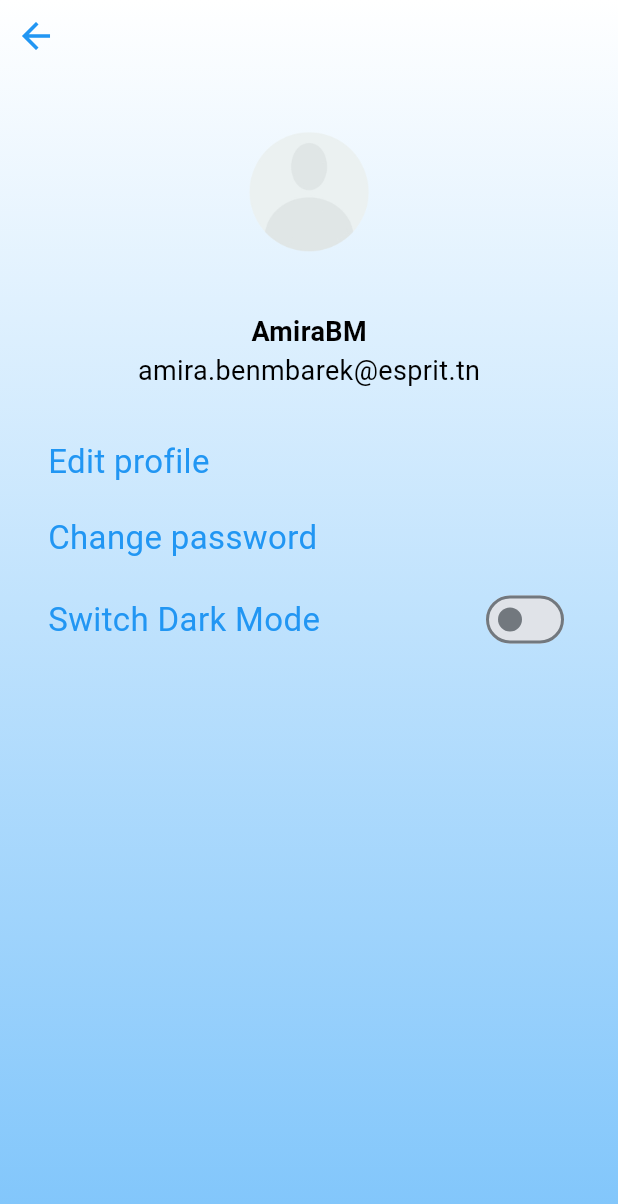
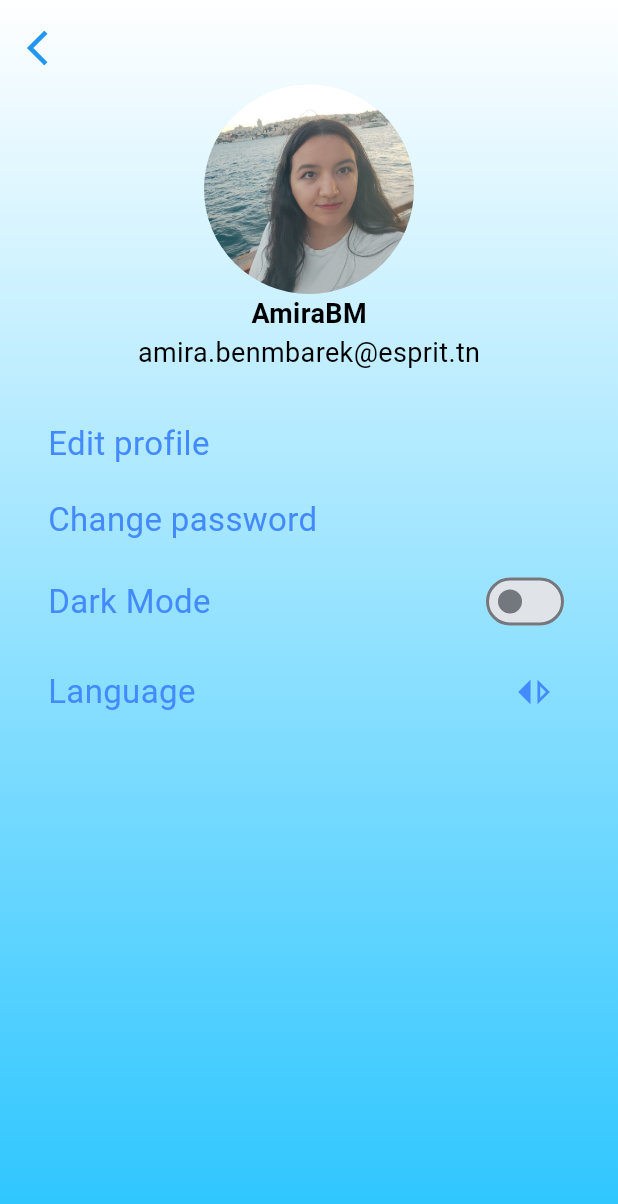
Before and after one commit to Aqua-Guard/Flutter, a Flutter app: the ProfileScreen screen opened directly, on a phone screen of 412 x 824 dp. Shown: the top 1204 px of the screen. Run offline on Flutter 3.47's test engine with Material 3 defaults, Android fonts, the phone set to English and light mode, and no system bars; our stand-ins replace fl_chart, get_storage, shared_preferences; accounts and stored records are empty.

Commit message:
improved ui

```diff
--- a/lib/Screens/homeScreen.dart
+++ b/lib/Screens/homeScreen.dart
@@ -37,7 +37,6 @@ class _HomeScreenState extends State<HomeScreen> {
                   ),
                 ),
               ),
-              Text("Home Screen"),
               ]),
       drawer:  MyDrawer(
         selectedIndex: _selectedIndex,
--- a/lib/Screens/profileScreen.dart
+++ b/lib/Screens/profileScreen.dart
@@ -1,16 +1,23 @@
-import 'package:aquaguard/Screens/homeScreen.dart';
 import 'package:flutter/cupertino.dart';
 import 'package:flutter/material.dart';
+import 'package:get_storage/get_storage.dart';
+import 'package:shared_preferences/shared_preferences.dart';
 
 class ProfileScreen extends StatefulWidget {
+
   const ProfileScreen({Key? key}) : super(key: key);
 
   @override
   State<ProfileScreen> createState() => _ProfileScreenState();
 }
 
+
 class _ProfileScreenState extends State<ProfileScreen> {
   bool isDarkMode = false;
+  //final SharedPreferences prefs = await SharedPreferences.getInstance();
+  static final storage = GetStorage();
+
+  // await prefs.setInt('counter', 10);
 
   @override
   Widget build(BuildContext context) {
@@ -18,9 +25,10 @@ class _ProfileScreenState extends State<ProfileScreen> {
       body: Container(
         decoration: BoxDecoration(
           gradient: LinearGradient(
+
             colors: isDarkMode
-                ? [Colors.grey.shade900, const Color.fromRGBO(127, 197, 251, 100)]
-                : [Colors.white, const Color.fromRGBO(127, 197, 251, 100)],
+                ? [Colors.grey.shade900, const Color.fromRGBO(2, 114, 255, 100)]
+                : [Colors.white, const Color.fromRGBO(42, 197, 255, 100)],
             begin: Alignment.topCenter,
             end: Alignment.bottomCenter,
           ),
@@ -28,11 +36,14 @@ class _ProfileScreenState extends State<ProfileScreen> {
         child: Column(
           crossAxisAlignment: CrossAxisAlignment.start,
           children: [
-            IconButton(
-              icon: const Icon(Icons.arrow_back_outlined, size: 28,color: Colors.blue),
-              onPressed: () {
-                Navigator.of(context).pop();
-              },
+            Padding(
+              padding: const EdgeInsets.only(top:8, left:8),
+              child: IconButton(
+                icon: const Icon(Icons.arrow_back_ios, size: 28,color: Colors.blue),
+                onPressed: () {
+                  Navigator.of(context).pop();
+                },
+              ),
             ),
             Expanded(
               child: ListView(
@@ -40,14 +51,9 @@ class _ProfileScreenState extends State<ProfileScreen> {
                   Center(
                     child: Column(
                       children: [
-                        CircleAvatar(
-                          backgroundColor: Colors.transparent,
-                          radius: 80,
-                          child: Container(
-                            width: MediaQuery.of(context).size.width * .3,
-                            height: MediaQuery.of(context).size.height * .3,
-                            child: Image.asset("assets/profile_pic.png"),
-                          ),
+                        const CircleAvatar(
+                          radius: 70,
+                          backgroundImage: AssetImage("assets/images/amira.jpg"),
                         ),
                         Text(
                           "AmiraBM",
@@ -75,7 +81,7 @@ class _ProfileScreenState extends State<ProfileScreen> {
                         Text(
                           'Edit profile',
                           style: TextStyle(
-                            color: isDarkMode ? Colors.lightBlueAccent : Colors.blue,
+                            color: isDarkMode ? Colors.lightBlueAccent : Colors.blueAccent,
                             fontSize: 22,
                           ),
                         ),
@@ -85,7 +91,7 @@ class _ProfileScreenState extends State<ProfileScreen> {
                         Text(
                           'Change password',
                           style: TextStyle(
-                            color: isDarkMode ? Colors.lightBlueAccent : Colors.blue,
+                            color: isDarkMode ? Colors.lightBlueAccent : Colors.blueAccent,
                             fontSize: 22,
                           ),
                         ),
@@ -95,9 +101,9 @@ class _ProfileScreenState extends State<ProfileScreen> {
                         Row(
                           children: [
                             Text(
-                              'Switch Dark Mode',
+                              'Dark Mode',
                               style: TextStyle(
-                                color: isDarkMode ? Colors.lightBlueAccent : Colors.blue,
+                                color: isDarkMode ? Colors.lightBlueAccent : Colors.blueAccent,
                                 fontSize: 22,
                               ),
                             ),
@@ -106,12 +112,40 @@ class _ProfileScreenState extends State<ProfileScreen> {
                               value: isDarkMode,
                               onChanged: (value) {
                                 setState(() {
+                                  SharedPreferences.getInstance().then((sp) {
+                                    sp.setBool("isDarkMode", value);
+                                  });
                                   isDarkMode = value;
                                 });
+
                               },
                             ),
                           ],
-                        )
+                        ),
+                        const SizedBox(
+                          height: 12,
+                        ),
+                        Row(
+                          children: [
+                            Text(
+                              'Language',
+                              style: TextStyle(
+                                color: isDarkMode ? Colors.lightBlueAccent : Colors.blueAccent,
+                                fontSize: 22,
+                              ),
+                            ),
+                            const Spacer(),
+                            IconButton(
+                              icon: const Icon(Icons.switch_right, size: 28,color: Colors.blueAccent),
+                              onPressed: () {
+
+                              },
+                            ),
+                          ],
+                        ),
+                        const SizedBox(
+                          height: 15,
+                        ),
                       ],
                     ),
                   ),
--- a/lib/main.dart
+++ b/lib/main.dart
@@ -12,7 +12,7 @@ class MyApp extends StatelessWidget {
   @override
   Widget build(BuildContext context) {
     return MaterialApp(
-      title: 'Flutter Demo',
+      title: 'AquaGuard',
       debugShowCheckedModeBanner: false,
       theme: ThemeData(
         colorScheme: ColorScheme.fromSeed(seedColor: const Color(0xff00689B)),
--- a/pubspec.yaml
+++ b/pubspec.yaml
@@ -39,6 +39,9 @@ dependencies:
   cupertino_icons: ^1.0.2
   fl_chart: ^0.65.0
   intl: ^0.18.1
+  shared_preferences: ^2.0.15
+  get_storage: ^2.1.1
+
 
 dev_dependencies:
   flutter_test:
```
Also changed, not shown: lib/Components/MyAppBar.dart (+2 -14 lines), lib/Components/MyDrawer.dart (+18 -13 lines), lib/Screens/loginScreen.dart (+36 -33 lines), lib/Screens/registerScreen.dart (+12 -12 lines), pubspec.lock, 1 other file.
